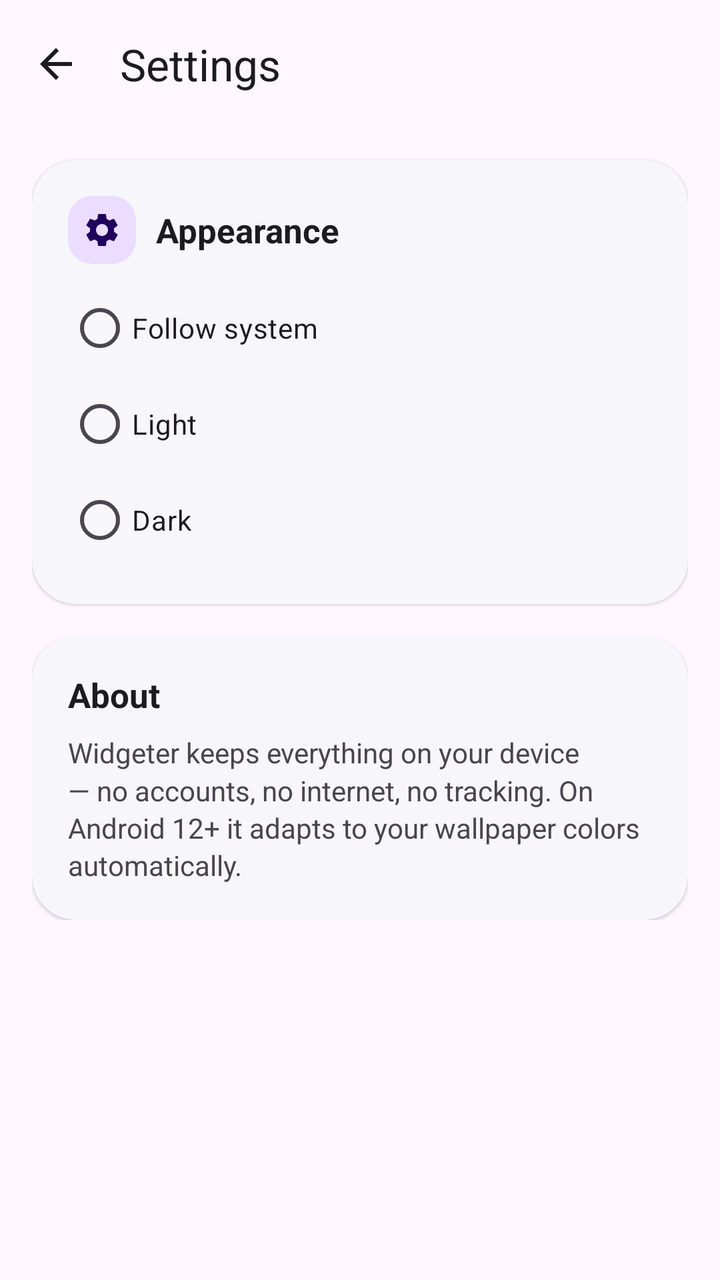
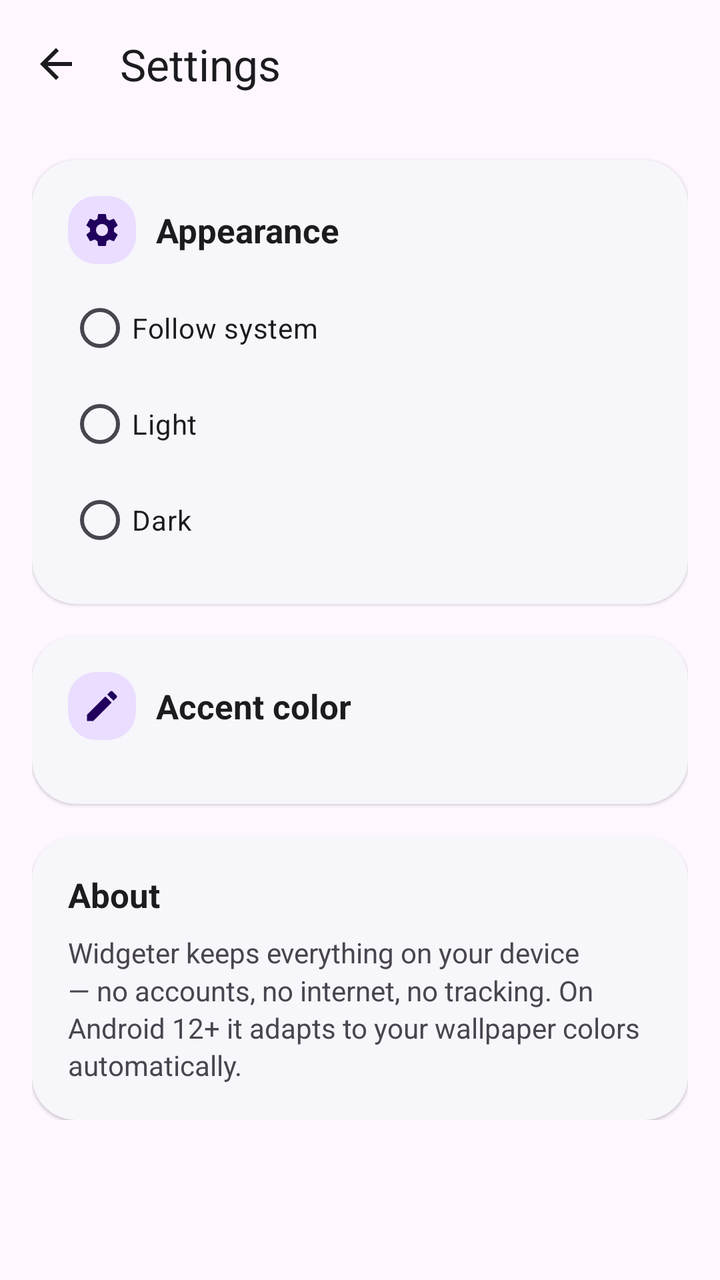

The first picture is an Android layout as it rendered before a commit; the second is the same layout after the commit. The layout source and the unified diff follow.
<!-- AndroidManifest.xml: application theme Theme.Widgeter -->
<!-- res/layout/activity_settings.xml -->
<?xml version="1.0" encoding="utf-8"?>
<LinearLayout xmlns:android="http://schemas.android.com/apk/res/android"
    xmlns:app="http://schemas.android.com/apk/res-auto"
    android:id="@+id/settings_root"
    android:layout_width="match_parent"
    android:layout_height="match_parent"
    android:background="?android:attr/colorBackground"
    android:orientation="vertical">

    <com.google.android.material.appbar.MaterialToolbar
        android:id="@+id/settings_toolbar"
        android:layout_width="match_parent"
        android:layout_height="?attr/actionBarSize"
        app:navigationIcon="@drawable/ic_back"
        app:title="@string/settings_title"
        app:titleTextColor="?attr/colorOnSurface" />

    <androidx.core.widget.NestedScrollView
        android:layout_width="match_parent"
        android:layout_height="match_parent"
        android:clipToPadding="false"
        android:paddingBottom="24dp">

        <LinearLayout
            android:layout_width="match_parent"
            android:layout_height="wrap_content"
            android:orientation="vertical"
            android:paddingHorizontal="16dp">

            <com.google.android.material.card.MaterialCardView style="@style/Card">

                <LinearLayout style="@style/CardInner">

                    <LinearLayout style="@style/CardHeader">
                        <ImageView style="@style/CardHeaderIcon"
                            android:src="@drawable/ic_settings" />
                        <TextView style="@style/CardHeaderText"
                            android:text="@string/settings_theme" />
                    </LinearLayout>

                    <RadioGroup
                        android:id="@+id/theme_group"
                        android:layout_width="match_parent"
                        android:layout_height="wrap_content"
                        android:layout_marginTop="8dp">

                        <com.google.android.material.radiobutton.MaterialRadioButton
                            android:id="@+id/radio_system"
                            android:layout_width="match_parent"
                            android:layout_height="wrap_content"
                            android:minHeight="48dp"
                            android:text="@string/theme_system" />

                        <com.google.android.material.radiobutton.MaterialRadioButton
                            android:id="@+id/radio_light"
                            android:layout_width="match_parent"
                            android:layout_height="wrap_content"
                            android:minHeight="48dp"
                            android:text="@string/theme_light" />

                        <com.google.android.material.radiobutton.MaterialRadioButton
                            android:id="@+id/radio_dark"
                            android:layout_width="match_parent"
                            android:layout_height="wrap_content"
                            android:minHeight="48dp"
                            android:text="@string/theme_dark" />
                    </RadioGroup>
                </LinearLayout>
            </com.google.android.material.card.MaterialCardView>

            <com.google.android.material.card.MaterialCardView style="@style/Card">

                <LinearLayout style="@style/CardInner">

                    <TextView
                        style="@style/CardHeaderText"
                        android:text="@string/settings_about" />

                    <TextView
                        android:layout_width="match_parent"
                        android:layout_height="wrap_content"
                        android:layout_marginTop="8dp"
                        android:lineSpacingMultiplier="1.15"
                        android:text="@string/settings_about_body"
                        android:textColor="?attr/colorOnSurfaceVariant"
                        android:textSize="14sp" />
                </LinearLayout>
            </com.google.android.material.card.MaterialCardView>

        </LinearLayout>
    </androidx.core.widget.NestedScrollView>

</LinearLayout>
<!-- resources referenced by this layout -->
<resources>
  <string name="settings_about">About</string>
  <string name="settings_about_body">Widgeter keeps everything on your device — no accounts, no internet, no tracking. On Android 12+ it adapts to your wallpaper colors automatically.</string>
  <string name="settings_theme">Appearance</string>
  <string name="settings_title">Settings</string>
  <string name="theme_dark">Dark</string>
  <string name="theme_light">Light</string>
  <string name="theme_system">Follow system</string>
  <style name="CardHeader">
          <item name="android:layout_width">match_parent</item>
          <item name="android:layout_height">wrap_content</item>
          <item name="android:orientation">horizontal</item>
          <item name="android:gravity">center_vertical</item>
      </style>
  <style name="CardInner">
          <item name="android:layout_width">match_parent</item>
          <item name="android:layout_height">wrap_content</item>
          <item name="android:orientation">vertical</item>
          <item name="android:padding">18dp</item>
      </style>
  <style name="Theme.Widgeter" parent="Theme.Material3.DayNight.NoActionBar">
          <item name="colorPrimary">@color/brand</item>
          <item name="colorOnPrimary">@color/on_brand</item>
          <item name="colorPrimaryContainer">@color/brand_container</item>
          <item name="colorOnPrimaryContainer">@color/on_brand_container</item>
          <item name="colorSecondary">@color/brand</item>
          <item name="colorSecondaryContainer">@color/brand_container</item>
          <item name="colorOnSecondaryContainer">@color/on_brand_container</item>
          <item name="android:colorBackground">@color/app_bg</item>
          <item name="colorSurface">@color/surface</item>
          <item name="colorOnSurface">@color/on_surface</item>
          <item name="colorSurfaceVariant">@color/surface_variant</item>
          <item name="colorOnSurfaceVariant">@color/on_surface_variant</item>
          <item name="colorOutline">@color/outline</item>
          <item name="android:statusBarColor">@android:color/transparent</item>
          <item name="android:navigationBarColor">@android:color/transparent</item>
      </style>
  <!-- drawable chip_bg (drawable) -->
  <?xml version="1.0" encoding="utf-8"?>
  <shape xmlns:android="http://schemas.android.com/apk/res/android"
      android:shape="rectangle">
      <solid android:color="@color/brand_container" />
      <corners android:radius="12dp" />
  </shape>
  <color name="brand">#6750A4</color>
  <color name="on_brand">#FFFFFF</color>
  <color name="brand_container">#EADDFF</color>
  <color name="on_brand_container">#21005D</color>
  <color name="app_bg">#FEF7FF</color>
  <color name="surface">#FFFFFF</color>
  <color name="on_surface">#1C1B1F</color>
  <color name="surface_variant">#F3EDF7</color>
  <color name="on_surface_variant">#49454F</color>
  <color name="outline">#CAC4D0</color>
  <!-- unchanged entries left out for length: 5 -->
</resources>

<!-- the commit's change to res/layout/activity_settings.xml (unified diff, before → after) -->
@@ -72,6 +72,26 @@
 
                 <LinearLayout style="@style/CardInner">
 
+                    <LinearLayout style="@style/CardHeader">
+                        <ImageView style="@style/CardHeaderIcon"
+                            android:src="@drawable/ic_note" />
+                        <TextView style="@style/CardHeaderText"
+                            android:text="@string/settings_color" />
+                    </LinearLayout>
+
+                    <LinearLayout
+                        android:id="@+id/color_swatches"
+                        android:layout_width="match_parent"
+                        android:layout_height="wrap_content"
+                        android:layout_marginTop="14dp"
+                        android:orientation="horizontal" />
+                </LinearLayout>
+            </com.google.android.material.card.MaterialCardView>
+
+            <com.google.android.material.card.MaterialCardView style="@style/Card">
+
+                <LinearLayout style="@style/CardInner">
+
                     <TextView
                         style="@style/CardHeaderText"
                         android:text="@string/settings_about" />
<!-- resource entries referenced after the edit -->
@@ -1,7 +1,18 @@
 <!-- resources referenced by this layout -->
 <resources>
+  <!-- drawable ic_note (drawable) -->
+  <vector xmlns:android="http://schemas.android.com/apk/res/android"
+      android:width="24dp"
+      android:height="24dp"
+      android:viewportWidth="24"
+      android:viewportHeight="24">
+      <path
+          android:fillColor="#000000"
+          android:pathData="M3,17.25V21h3.75L17.81,9.94l-3.75,-3.75L3,17.25zM20.71,7.04c0.39,-0.39 0.39,-1.02 0,-1.41l-2.34,-2.34c-0.39,-0.39 -1.02,-0.39 -1.41,0l-1.83,1.83 3.75,3.75 1.83,-1.83z" />
+  </vector>
   <string name="settings_about">About</string>
   <string name="settings_about_body">Widgeter keeps everything on your device — no accounts, no internet, no tracking. On Android 12+ it adapts to your wallpaper colors automatically.</string>
+  <string name="settings_color">Accent color</string>
   <string name="settings_theme">Appearance</string>
   <string name="settings_title">Settings</string>
   <string name="theme_dark">Dark</string>
@@ -19,7 +30,7 @@
           <item name="android:orientation">vertical</item>
           <item name="android:padding">18dp</item>
       </style>
-  <style name="Theme.Widgeter" parent="Theme.Material3.DayNight.NoActionBar">
+  <style name="Theme.Widgeter" parent="Theme.Widgeter.Base">
           <item name="colorPrimary">@color/brand</item>
           <item name="colorOnPrimary">@color/on_brand</item>
           <item name="colorPrimaryContainer">@color/brand_container</item>
@@ -27,6 +38,18 @@
           <item name="colorSecondary">@color/brand</item>
           <item name="colorSecondaryContainer">@color/brand_container</item>
           <item name="colorOnSecondaryContainer">@color/on_brand_container</item>
+          <item name="heroGradStart">@color/grad_start</item>
+          <item name="heroGradMid">@color/grad_mid</item>
+          <item name="heroGradEnd">@color/grad_end</item>
+      </style>
+  <!-- drawable chip_bg (drawable) -->
+  <?xml version="1.0" encoding="utf-8"?>
+  <shape xmlns:android="http://schemas.android.com/apk/res/android"
+      android:shape="rectangle">
+      <solid android:color="?attr/colorPrimaryContainer" />
+      <corners android:radius="14dp" />
+  </shape>
+  <style name="Theme.Widgeter.Base" parent="Theme.Material3.DayNight.NoActionBar">
           <item name="android:colorBackground">@color/app_bg</item>
           <item name="colorSurface">@color/surface</item>
           <item name="colorOnSurface">@color/on_surface</item>
@@ -35,24 +58,24 @@
           <item name="colorOutline">@color/outline</item>
           <item name="android:statusBarColor">@android:color/transparent</item>
           <item name="android:navigationBarColor">@android:color/transparent</item>
+          <item name="heroOn">@color/on_hero</item>
+          <item name="heroTile">@color/hero_tile</item>
       </style>
-  <!-- drawable chip_bg (drawable) -->
-  <?xml version="1.0" encoding="utf-8"?>
-  <shape xmlns:android="http://schemas.android.com/apk/res/android"
-      android:shape="rectangle">
-      <solid android:color="@color/brand_container" />
-      <corners android:radius="12dp" />
-  </shape>
   <color name="brand">#6750A4</color>
   <color name="on_brand">#FFFFFF</color>
   <color name="brand_container">#EADDFF</color>
   <color name="on_brand_container">#21005D</color>
+  <color name="grad_start">#7C5CFF</color>
+  <color name="grad_mid">#6750A4</color>
+  <color name="grad_end">#4B3593</color>
   <color name="app_bg">#FEF7FF</color>
   <color name="surface">#FFFFFF</color>
   <color name="on_surface">#1C1B1F</color>
   <color name="surface_variant">#F3EDF7</color>
   <color name="on_surface_variant">#49454F</color>
   <color name="outline">#CAC4D0</color>
+  <color name="on_hero">#FFFFFF</color>
+  <color name="hero_tile">#26FFFFFF</color>
   <!-- unchanged entries left out for length: 5 -->
 </resources>
 
